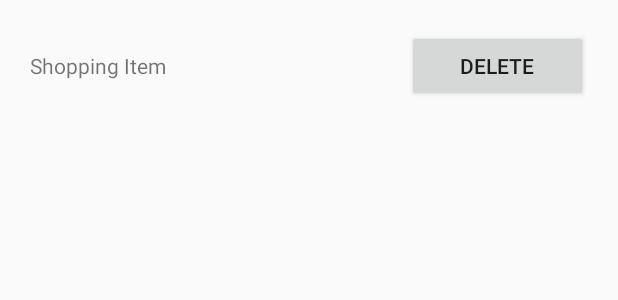
After one commit to makeorbreak-io/fridgynote, an Android app: the layout shopping_item_adaptor.xml on its own in the app's theme, with its tools: preview values and no code run, on a phone screen of 412 x 824 dp. The commit adds this screen. Shown: the top 300 px of the screen. Run offline under Robolectric (Android 15) with nearby library versions, the phone set to English and light mode, and no system bars; network calls fail; Roboto replaces fonts that are not available here.

Commit message:
Implements ShoppingList

```diff
--- a/mobile/FridgyNote/app/src/main/res/layout/activity_main.xml
+++ b/mobile/FridgyNote/app/src/main/res/layout/activity_main.xml
@@ -19,13 +19,10 @@
         app:layout_constraintTop_toTopOf="parent" />
 
 
-
     <android.support.design.widget.BottomNavigationView
         android:id="@+id/navigation"
         android:layout_width="0dp"
         android:layout_height="wrap_content"
-        android:layout_marginEnd="0dp"
-        android:layout_marginStart="0dp"
         android:background="?android:attr/windowBackground"
         app:layout_constraintBottom_toBottomOf="parent"
         app:layout_constraintLeft_toLeftOf="parent"
--- /dev/null
+++ b/mobile/FridgyNote/app/src/main/res/layout/shopping_item_adaptor.xml
@@ -0,0 +1,26 @@
+<LinearLayout xmlns:android="http://schemas.android.com/apk/res/android"
+    xmlns:tools="http://schemas.android.com/tools"
+    android:id="@+id/user_adapter"
+    android:layout_width="match_parent"
+    android:layout_height="wrap_content"
+    android:background="?android:attr/selectableItemBackground"
+    android:clickable="true"
+    android:focusable="true"
+    android:orientation="horizontal"
+    android:padding="20dp">
+
+    <TextView
+        android:id="@+id/item"
+        android:layout_width="wrap_content"
+        android:layout_height="wrap_content"
+        android:layout_weight="5"
+        android:text="Shopping Item" />
+
+    <Button
+        android:id="@+id/delete_button"
+        android:layout_width="wrap_content"
+        android:layout_height="wrap_content"
+        android:layout_weight="1"
+        android:text="Delete" />
+
+</LinearLayout>
--- a/mobile/FridgyNote/app/src/main/res/menu/navigation.xml
+++ b/mobile/FridgyNote/app/src/main/res/menu/navigation.xml
@@ -9,11 +9,11 @@
     <item
         android:id="@+id/navigation_dashboard"
         android:icon="@drawable/ic_dashboard_black_24dp"
-        android:title="@string/title_dashboard" />
+        android:title="@string/title_shopping_item" />
 
     <item
         android:id="@+id/navigation_notifications"
         android:icon="@drawable/ic_notifications_black_24dp"
-        android:title="@string/title_notifications" />
+        android:title="@string/title_reminders" />
 
 </menu>
--- a/mobile/FridgyNote/app/src/main/res/values/strings.xml
+++ b/mobile/FridgyNote/app/src/main/res/values/strings.xml
@@ -6,6 +6,8 @@
     <string name="title_activity_main">MainActivity</string>
     <string name="title_home">Home</string>
     <string name="title_dashboard">Dashboard</string>
+    <string name="title_shopping_item">Shopping Item</string>
+    <string name="title_reminders">Reminders</string>
     <string name="title_notifications">Notifications</string>
     <string name="tag_id">Tag ID:</string>
     <string name="defaulttagidtext">tag_id</string>
```
Also changed, not shown: mobile/FridgyNote/app/src/main/java/com/bitsplease/fridgynote/adaptors/ShoppingItemAdaptor.java (added, +65 -0 lines), mobile/FridgyNote/app/src/main/java/com/bitsplease/fridgynote/controller/ShoppingItems.java (+9 -1 lines), mobile/FridgyNote/app/src/main/java/com/bitsplease/fridgynote/fragments/ShoppingItemsFragment.java (+30 -0 lines), mobile/FridgyNote/app/src/main/res/layout/activity_tag_notes.xml (+4 -4 lines), mobile/FridgyNote/app/src/main/res/layout/shopping_item_fragment_layout.xml (+11 -3 lines).
